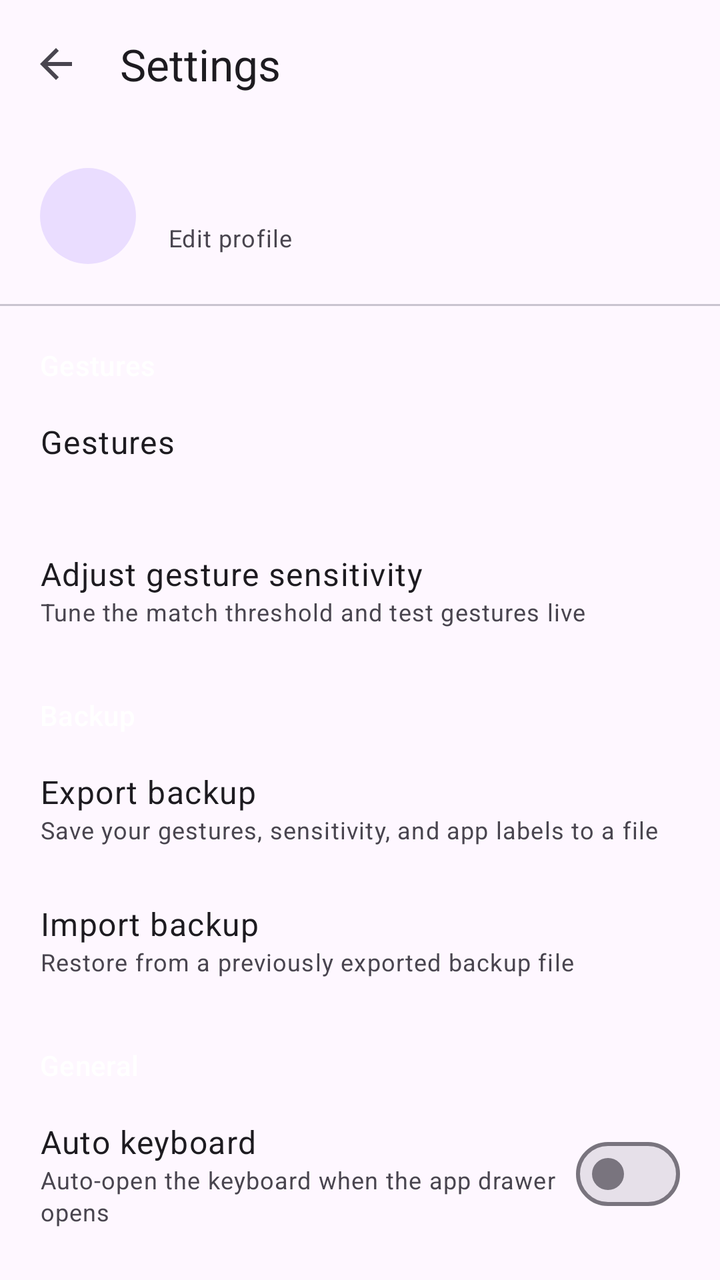
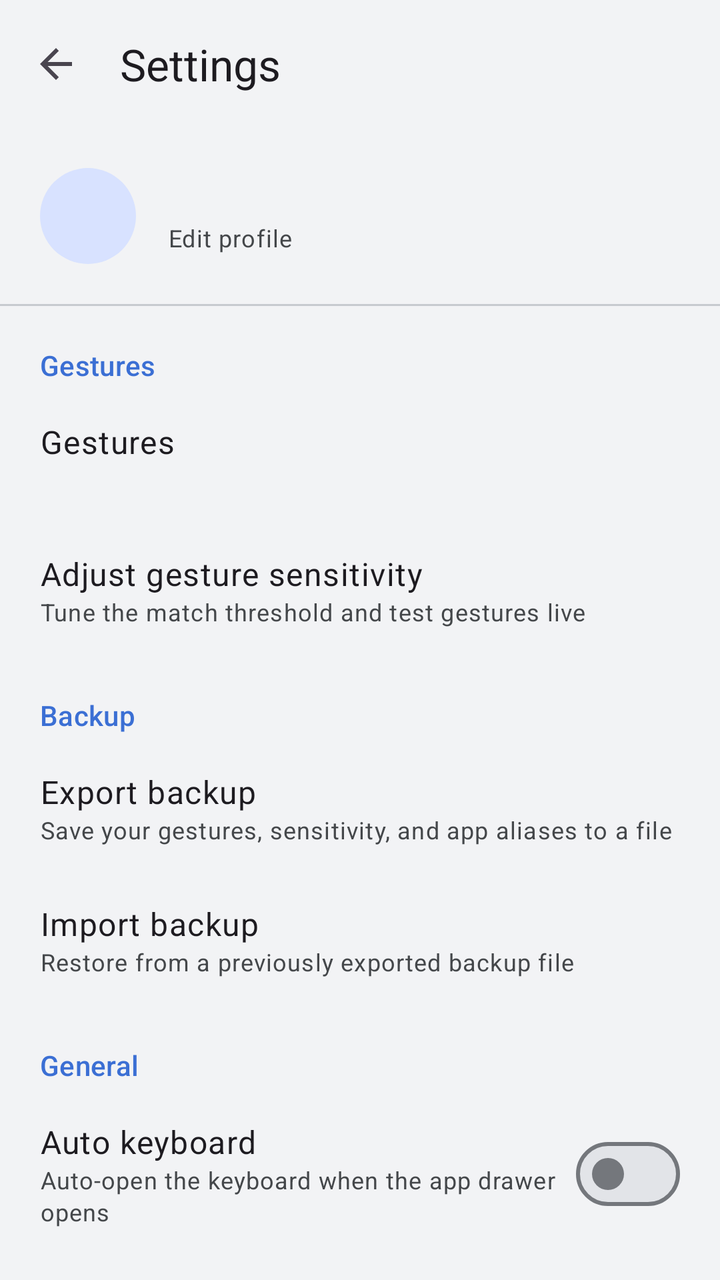

Two renders of the same Android screen: before a commit and after it. Below are the layout's source before the change and the commit's diff.
<!-- AndroidManifest.xml: activity theme Theme.GestureLauncher.Overlay -->
<!-- res/layout/activity_settings_hub.xml -->
<?xml version="1.0" encoding="utf-8"?>
<LinearLayout xmlns:android="http://schemas.android.com/apk/res/android"
    xmlns:app="http://schemas.android.com/apk/res-auto"
    android:id="@+id/settingsHubRoot"
    android:layout_width="match_parent"
    android:layout_height="match_parent"
    android:background="?attr/colorSurface"
    android:fitsSystemWindows="true"
    android:orientation="vertical">

    <com.google.android.material.appbar.MaterialToolbar
        android:id="@+id/toolbar"
        android:layout_width="match_parent"
        android:layout_height="?attr/actionBarSize"
        app:navigationIcon="@drawable/ic_arrow_back"
        app:title="@string/settings_hub_title" />

    <androidx.core.widget.NestedScrollView
        android:layout_width="match_parent"
        android:layout_height="0dp"
        android:layout_weight="1">

        <LinearLayout
            android:layout_width="match_parent"
            android:layout_height="wrap_content"
            android:orientation="vertical"
            android:paddingBottom="24dp">

            
            <LinearLayout
                android:id="@+id/profileRow"
                android:layout_width="match_parent"
                android:layout_height="wrap_content"
                android:background="?attr/selectableItemBackground"
                android:clickable="true"
                android:focusable="true"
                android:gravity="center_vertical"
                android:orientation="horizontal"
                android:padding="20dp">

                <TextView
                    android:id="@+id/profileAvatar"
                    android:layout_width="48dp"
                    android:layout_height="48dp"
                    android:background="@drawable/bg_profile_avatar"
                    android:gravity="center"
                    android:textAppearance="?attr/textAppearanceTitleLarge"
                    android:textColor="?attr/colorOnPrimaryContainer" />

                <LinearLayout
                    android:layout_width="0dp"
                    android:layout_height="wrap_content"
                    android:layout_marginStart="16dp"
                    android:layout_weight="1"
                    android:orientation="vertical">

                    <TextView
                        android:id="@+id/profileName"
                        android:layout_width="match_parent"
                        android:layout_height="wrap_content"
                        android:textAppearance="?attr/textAppearanceTitleMedium" />

                    <TextView
                        android:layout_width="match_parent"
                        android:layout_height="wrap_content"
                        android:text="@string/edit_profile"
                        android:textAppearance="?attr/textAppearanceBodySmall"
                        android:textColor="?attr/colorOnSurfaceVariant" />

                </LinearLayout>

            </LinearLayout>

            <View
                android:layout_width="match_parent"
                android:layout_height="1dp"
                android:background="?attr/colorOutlineVariant" />

            <TextView
                android:layout_width="match_parent"
                android:layout_height="wrap_content"
                android:layout_marginStart="20dp"
                android:layout_marginTop="20dp"
                android:layout_marginBottom="4dp"
                android:text="@string/section_gestures"
                android:textAppearance="?attr/textAppearanceLabelLarge"
                android:textColor="?attr/colorPrimary" />

            <LinearLayout
                android:id="@+id/gesturesRow"
                android:layout_width="match_parent"
                android:layout_height="wrap_content"
                android:background="?attr/selectableItemBackground"
                android:clickable="true"
                android:focusable="true"
                android:orientation="vertical"
                android:paddingHorizontal="20dp"
                android:paddingVertical="14dp">

                <TextView
                    android:layout_width="match_parent"
                    android:layout_height="wrap_content"
                    android:text="@string/settings_title"
                    android:textAppearance="?attr/textAppearanceBodyLarge" />

                <TextView
                    android:id="@+id/gesturesSubtitle"
                    android:layout_width="match_parent"
                    android:layout_height="wrap_content"
                    android:textAppearance="?attr/textAppearanceBodySmall"
                    android:textColor="?attr/colorOnSurfaceVariant" />

            </LinearLayout>

            <LinearLayout
                android:id="@+id/sensitivityRow"
                android:layout_width="match_parent"
                android:layout_height="wrap_content"
                android:background="?attr/selectableItemBackground"
                android:clickable="true"
                android:focusable="true"
                android:orientation="vertical"
                android:paddingHorizontal="20dp"
                android:paddingVertical="14dp">

                <TextView
                    android:layout_width="match_parent"
                    android:layout_height="wrap_content"
                    android:text="@string/gesture_sensitivity_title"
                    android:textAppearance="?attr/textAppearanceBodyLarge" />

                <TextView
                    android:layout_width="match_parent"
                    android:layout_height="wrap_content"
                    android:text="@string/sensitivity_row_subtitle"
                    android:textAppearance="?attr/textAppearanceBodySmall"
                    android:textColor="?attr/colorOnSurfaceVariant" />

            </LinearLayout>

            <TextView
                android:layout_width="match_parent"
                android:layout_height="wrap_content"
                android:layout_marginStart="20dp"
                android:layout_marginTop="20dp"
                android:layout_marginBottom="4dp"
                android:text="@string/section_backup"
                android:textAppearance="?attr/textAppearanceLabelLarge"
                android:textColor="?attr/colorPrimary" />

            <LinearLayout
                android:id="@+id/exportRow"
                android:layout_width="match_parent"
                android:layout_height="wrap_content"
                android:background="?attr/selectableItemBackground"
                android:clickable="true"
                android:focusable="true"
                android:orientation="vertical"
                android:paddingHorizontal="20dp"
                android:paddingVertical="14dp">

                <TextView
                    android:layout_width="match_parent"
                    android:layout_height="wrap_content"
                    android:text="@string/menu_export"
                    android:textAppearance="?attr/textAppearanceBodyLarge" />

                <TextView
                    android:layout_width="match_parent"
                    android:layout_height="wrap_content"
                    android:text="@string/export_row_subtitle"
                    android:textAppearance="?attr/textAppearanceBodySmall"
                    android:textColor="?attr/colorOnSurfaceVariant" />

            </LinearLayout>

            <LinearLayout
                android:id="@+id/importRow"
                android:layout_width="match_parent"
                android:layout_height="wrap_content"
                android:background="?attr/selectableItemBackground"
                android:clickable="true"
                android:focusable="true"
                android:orientation="vertical"
                android:paddingHorizontal="20dp"
                android:paddingVertical="14dp">

                <TextView
                    android:layout_width="match_parent"
                    android:layout_height="wrap_content"
                    android:text="@string/menu_import"
                    android:textAppearance="?attr/textAppearanceBodyLarge" />

                <TextView
                    android:layout_width="match_parent"
                    android:layout_height="wrap_content"
                    android:text="@string/import_row_subtitle"
                    android:textAppearance="?attr/textAppearanceBodySmall"
                    android:textColor="?attr/colorOnSurfaceVariant" />

            </LinearLayout>

            <TextView
                android:layout_width="match_parent"
                android:layout_height="wrap_content"
                android:layout_marginStart="20dp"
                android:layout_marginTop="20dp"
                android:layout_marginBottom="4dp"
                android:text="@string/section_general"
                android:textAppearance="?attr/textAppearanceLabelLarge"
                android:textColor="?attr/colorPrimary" />

            <LinearLayout
                android:id="@+id/autoKeyboardRow"
                android:layout_width="match_parent"
                android:layout_height="wrap_content"
                android:background="?attr/selectableItemBackground"
                android:clickable="true"
                android:focusable="true"
                android:gravity="center_vertical"
                android:orientation="horizontal"
                android:paddingHorizontal="20dp"
                android:paddingVertical="14dp">

                <LinearLayout
                    android:layout_width="0dp"
                    android:layout_height="wrap_content"
                    android:layout_weight="1"
                    android:orientation="vertical">

                    <TextView
                        android:layout_width="match_parent"
                        android:layout_height="wrap_content"
                        android:text="@string/menu_auto_keyboard"
                        android:textAppearance="?attr/textAppearanceBodyLarge" />

                    <TextView
                        android:layout_width="match_parent"
                        android:layout_height="wrap_content"
                        android:text="@string/auto_keyboard_row_subtitle"
                        android:textAppearance="?attr/textAppearanceBodySmall"
                        android:textColor="?attr/colorOnSurfaceVariant" />

                </LinearLayout>

                <com.google.android.material.materialswitch.MaterialSwitch
                    android:id="@+id/autoKeyboardSwitch"
                    android:layout_width="wrap_content"
                    android:layout_height="wrap_content"
                    android:clickable="false"
                    android:focusable="false" />

            </LinearLayout>

            <LinearLayout
                android:id="@+id/hapticFeedbackRow"
                android:layout_width="match_parent"
                android:layout_height="wrap_content"
                android:background="?attr/selectableItemBackground"
                android:clickable="true"
                android:focusable="true"
                android:gravity="center_vertical"
                android:orientation="horizontal"
                android:paddingHorizontal="20dp"
                android:paddingVertical="14dp">

                <LinearLayout
                    android:layout_width="0dp"
                    android:layout_height="wrap_content"
                    android:layout_weight="1"
                    android:orientation="vertical">

                    <TextView
                        android:layout_width="match_parent"
                        android:layout_height="wrap_content"
                        android:text="@string/menu_haptic_feedback"
                        android:textAppearance="?attr/textAppearanceBodyLarge" />

                    <TextView
                        android:layout_width="match_parent"
                        android:layout_height="wrap_content"
                        android:text="@string/haptic_feedback_row_subtitle"
                        android:textAppearance="?attr/textAppearanceBodySmall"
                        android:textColor="?attr/colorOnSurfaceVariant" />

                </LinearLayout>

                <com.google.android.material.materialswitch.MaterialSwitch
                    android:id="@+id/hapticFeedbackSwitch"
                    android:layout_width="wrap_content"
                    android:layout_height="wrap_content"
                    android:clickable="false"
                    android:focusable="false" />

            </LinearLayout>

            <LinearLayout
                android:id="@+id/defaultLauncherRow"
                android:layout_width="match_parent"
                android:layout_height="wrap_content"
                android:background="?attr/selectableItemBackground"
                android:clickable="true"
                android:focusable="true"
                android:orientation="vertical"
                android:paddingHorizontal="20dp"
                android:paddingVertical="14dp">

                <TextView
                    android:layout_width="match_parent"
                    android:layout_height="wrap_content"
                    android:text="@string/change_default_launcher"
                    android:textAppearance="?attr/textAppearanceBodyLarge" />

                <TextView
                    android:layout_width="match_parent"
                    android:layout_height="wrap_content"
                    android:text="@string/change_default_launcher_row_subtitle"
                    android:textAppearance="?attr/textAppearanceBodySmall"
                    android:textColor="?attr/colorOnSurfaceVariant" />

            </LinearLayout>

            <View
                android:layout_width="match_parent"
                android:layout_height="1dp"
                android:layout_marginTop="20dp"
                android:background="?attr/colorOutlineVariant" />

            <TextView
                android:id="@+id/aboutRow"
                android:layout_width="match_parent"
                android:layout_height="wrap_content"
                android:layout_marginTop="20dp"
                android:gravity="center"
                android:paddingHorizontal="20dp"
                android:textAppearance="?attr/textAppearanceBodySmall"
                android:textColor="?attr/colorOnSurfaceVariant" />

        </LinearLayout>

    </androidx.core.widget.NestedScrollView>

</LinearLayout>
<!-- resources referenced by this layout -->
<resources>
  <string name="change_default_launcher">Change default launcher</string>
  <string name="edit_profile">Edit profile</string>
  <string name="export_row_subtitle">Save your gestures, sensitivity, and app labels to a file</string>
  <string name="gesture_sensitivity_title">Adjust gesture sensitivity</string>
  <string name="haptic_feedback_row_subtitle">Vibrate when a gesture is recognized</string>
  <string name="import_row_subtitle">Restore from a previously exported backup file</string>
  <string name="menu_auto_keyboard">Auto keyboard</string>
  <string name="menu_export">Export backup</string>
  <string name="menu_haptic_feedback">Haptic feedback</string>
  <string name="menu_import">Import backup</string>
  <string name="section_backup">Backup</string>
  <string name="section_general">General</string>
  <string name="section_gestures">Gestures</string>
  <string name="settings_hub_title">Settings</string>
  <string name="settings_title">Gestures</string>
  <style name="Theme.GestureLauncher" parent="Theme.Material3.DayNight.NoActionBar">
          <item name="colorPrimary">@color/white</item>
          <item name="android:statusBarColor">?attr/colorSurface</item>
          <item name="android:navigationBarColor">?attr/colorSurface</item>
          <item name="android:windowLightStatusBar">false</item>
          <item name="android:windowLightNavigationBar">false</item>
      </style>
  <color name="white">#FFFFFFFF</color>
  <!-- unchanged entries left out for length: 6 -->
</resources>

<!-- the commit's change to res/layout/activity_settings_hub.xml (unified diff, before → after) -->
@@ -4,7 +4,7 @@
     android:id="@+id/settingsHubRoot"
     android:layout_width="match_parent"
     android:layout_height="match_parent"
-    android:background="?attr/colorSurface"
+    android:background="?attr/colorSurfaceContainer"
     android:fitsSystemWindows="true"
     android:orientation="vertical">
 
@@ -295,6 +295,33 @@
             </LinearLayout>
 
             <LinearLayout
+                android:id="@+id/themeRow"
+                android:layout_width="match_parent"
+                android:layout_height="wrap_content"
+                android:background="?attr/selectableItemBackground"
+                android:clickable="true"
+                android:focusable="true"
+                android:orientation="vertical"
+                android:paddingHorizontal="20dp"
+                android:paddingVertical="14dp">
+
+                <TextView
+                    android:layout_width="match_parent"
+                    android:layout_height="wrap_content"
+                    android:text="@string/menu_theme"
+                    android:textAppearance="?attr/textAppearanceBodyLarge" />
+
+                
+                <TextView
+                    android:id="@+id/themeSubtitle"
+                    android:layout_width="match_parent"
+                    android:layout_height="wrap_content"
+                    android:textAppearance="?attr/textAppearanceBodySmall"
+                    android:textColor="?attr/colorOnSurfaceVariant" />
+
+            </LinearLayout>
+
+            <LinearLayout
                 android:id="@+id/defaultLauncherRow"
                 android:layout_width="match_parent"
                 android:layout_height="wrap_content"
<!-- resource entries referenced after the edit -->
@@ -2,7 +2,7 @@
 <resources>
   <string name="change_default_launcher">Change default launcher</string>
   <string name="edit_profile">Edit profile</string>
-  <string name="export_row_subtitle">Save your gestures, sensitivity, and app labels to a file</string>
+  <string name="export_row_subtitle">Save your gestures, sensitivity, and app aliases to a file</string>
   <string name="gesture_sensitivity_title">Adjust gesture sensitivity</string>
   <string name="haptic_feedback_row_subtitle">Vibrate when a gesture is recognized</string>
   <string name="import_row_subtitle">Restore from a previously exported backup file</string>
@@ -10,19 +10,68 @@
   <string name="menu_export">Export backup</string>
   <string name="menu_haptic_feedback">Haptic feedback</string>
   <string name="menu_import">Import backup</string>
+  <string name="menu_theme">Theme</string>
   <string name="section_backup">Backup</string>
   <string name="section_general">General</string>
   <string name="section_gestures">Gestures</string>
   <string name="settings_hub_title">Settings</string>
   <string name="settings_title">Gestures</string>
   <style name="Theme.GestureLauncher" parent="Theme.Material3.DayNight.NoActionBar">
-          <item name="colorPrimary">@color/white</item>
-          <item name="android:statusBarColor">?attr/colorSurface</item>
-          <item name="android:navigationBarColor">?attr/colorSurface</item>
-          <item name="android:windowLightStatusBar">false</item>
-          <item name="android:windowLightNavigationBar">false</item>
+  
+          <item name="colorPrimary">@color/md_primary</item>
+          <item name="colorOnPrimary">@color/md_on_primary</item>
+          <item name="colorPrimaryContainer">@color/md_primary_container</item>
+          <item name="colorOnPrimaryContainer">@color/md_on_primary_container</item>
+  
+          <item name="colorSecondaryContainer">@color/md_secondary_container</item>
+          <item name="colorOnSecondaryContainer">@color/md_on_secondary_container</item>
+  
+          <item name="colorSurface">@color/md_surface</item>
+          <item name="colorOnSurface">@color/md_on_surface</item>
+          <item name="colorSurfaceVariant">@color/md_surface_variant</item>
+          <item name="colorOnSurfaceVariant">@color/md_on_surface_variant</item>
+  
+          <item name="colorSurfaceContainerLowest">@color/md_surface_container_lowest</item>
+          <item name="colorSurfaceContainerLow">@color/md_surface_container_low</item>
+          <item name="colorSurfaceContainer">@color/md_surface_container</item>
+          <item name="colorSurfaceContainerHigh">@color/md_surface_container_high</item>
+          <item name="colorSurfaceContainerHighest">@color/md_surface_container_highest</item>
+  
+          <item name="colorOutline">@color/md_outline</item>
+          <item name="colorOutlineVariant">@color/md_outline_variant</item>
+  
+          <item name="colorError">@color/md_error</item>
+          <item name="colorOnError">@color/md_on_error</item>
+  
+          
+          <item name="android:windowBackground">@color/md_surface_container</item>
+  
+          <item name="android:statusBarColor">?attr/colorSurfaceContainer</item>
+          <item name="android:navigationBarColor">?attr/colorSurfaceContainer</item>
+  
+          
+          <item name="android:windowLightStatusBar">@bool/light_system_bars</item>
+          <item name="android:windowLightNavigationBar">@bool/light_system_bars</item>
       </style>
-  <color name="white">#FFFFFFFF</color>
+  <color name="md_primary">#3B6FD4</color>
+  <color name="md_on_primary">#FFFFFF</color>
+  <color name="md_primary_container">#D8E2FF</color>
+  <color name="md_on_primary_container">#001A43</color>
+  <color name="md_secondary_container">#DCE3EE</color>
+  <color name="md_on_secondary_container">#1A2430</color>
+  <color name="md_surface">#FFFFFF</color>
+  <color name="md_on_surface">#1A1C1E</color>
+  <color name="md_surface_variant">#E2E5EA</color>
+  <color name="md_on_surface_variant">#44474A</color>
+  <color name="md_surface_container_lowest">#FFFFFF</color>
+  <color name="md_surface_container_low">#F7F8FA</color>
+  <color name="md_surface_container">#F2F3F5</color>
+  <color name="md_surface_container_high">#E9EBEF</color>
+  <color name="md_surface_container_highest">#E2E4E8</color>
+  <color name="md_outline">#74777C</color>
+  <color name="md_outline_variant">#C7CACF</color>
+  <color name="md_error">#BA1A1A</color>
+  <color name="md_on_error">#FFFFFF</color>
   <!-- unchanged entries left out for length: 6 -->
 </resources>
 
